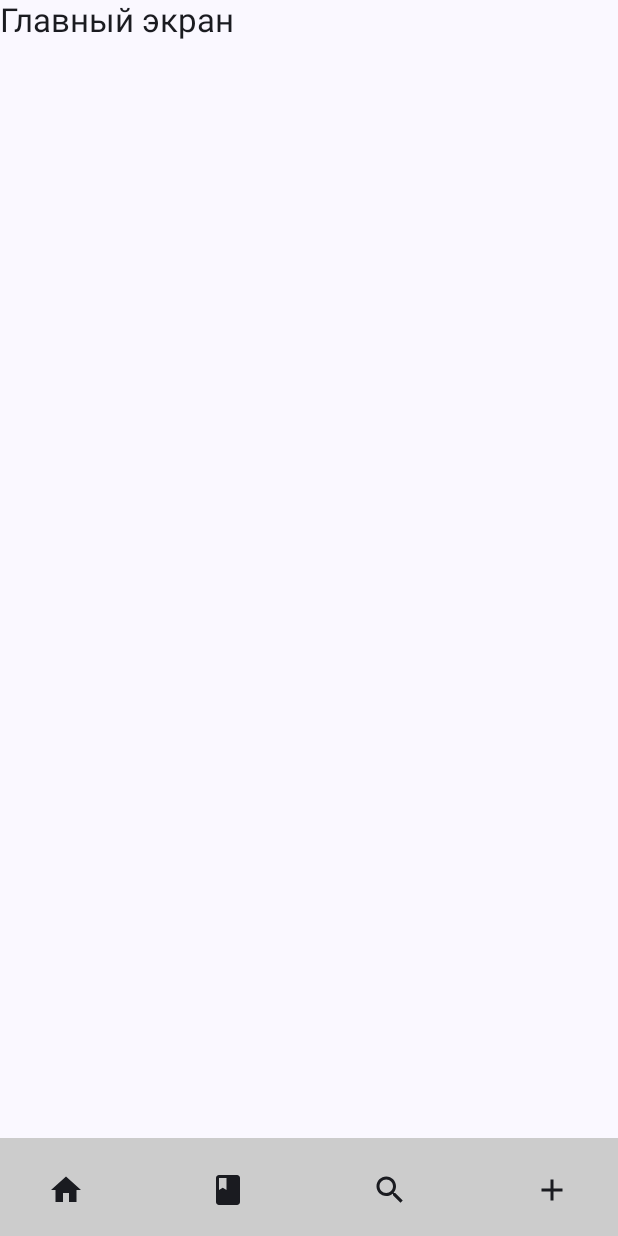
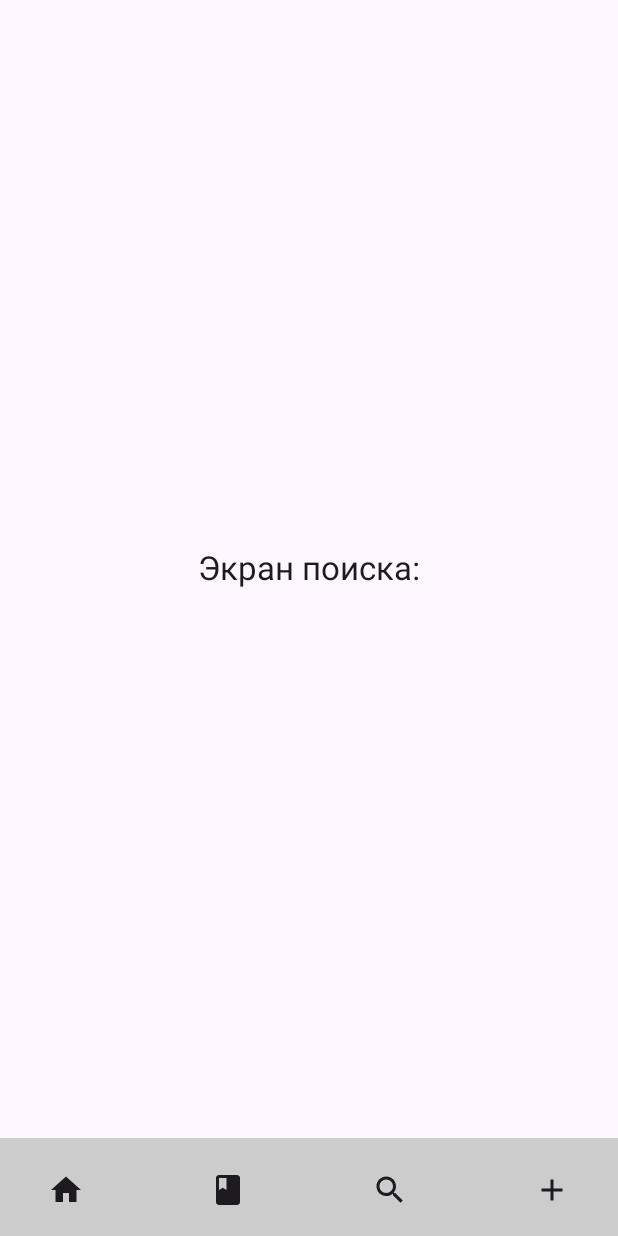
Before and after one commit to vorobushku/favbook, an Android app built with Jetpack Compose: the screen it shows after launch (MainActivity), after a tap on "Поиск", on a phone screen of 412 x 824 dp. Run offline under Robolectric (Android 15) with nearby library versions, the phone set to English and light mode, and no system bars.

Commit message:
Google Book API

```diff
--- a/app/src/main/java/com/example/favbook/MainActivity.kt
+++ b/app/src/main/java/com/example/favbook/MainActivity.kt
@@ -1,6 +1,7 @@
 package com.example.favbook
 
 import android.os.Bundle
+import android.util.Log
 import androidx.activity.ComponentActivity
 import androidx.activity.compose.setContent
 import androidx.compose.foundation.layout.fillMaxSize
@@ -23,49 +24,90 @@ import androidx.compose.material.icons.filled.Add
 import androidx.compose.material.icons.filled.Book
 import androidx.compose.material.icons.filled.Home
 import androidx.compose.material.icons.filled.Search
+import androidx.compose.ui.Alignment
 import androidx.compose.ui.graphics.Color
 import androidx.compose.ui.graphics.vector.ImageVector
+import java.util.Properties
+import com.example.favbook.BuildConfig // Пример правильного импорта
 
 
 class MainActivity : ComponentActivity() {
     override fun onCreate(savedInstanceState: Bundle?) {
         super.onCreate(savedInstanceState)
         setContent {
-            FavbookTheme {
-                // A surface container using the 'background' color from the theme
-                Surface(
-                    modifier = Modifier.fillMaxSize(),
-                    color = MaterialTheme.colorScheme.background
-                ) {
-                    AppNavigator()
+            val navController = rememberNavController()
+            // Создаем Scaffold с навигацией
+            Scaffold(
+                bottomBar = { BottomBar(navController) } // Нижний бар с навигацией
+            ) { innerPadding ->
+                // Основной контент
+                Box(modifier = Modifier.padding(innerPadding)) {
+                    AppNavigator(navController) // Обновленная навигация
                 }
             }
         }
+
+        try {
+            val apiKey = BuildConfig.GOOGLE_BOOKS_API_KEY
+            Log.d("API_KEY", "Google Books API Key: $apiKey")
+        } catch (e: Exception) {
+            Log.e("API_KEY", "Error retrieving API key: ${e.message}")
+            }
     }
 }
 
 @Composable
-fun AppNavigator() {
-    val navController = rememberNavController()
+fun AppNavigator(navController: NavHostController) {
 
     NavHost(navController = navController, startDestination = "main_screen") {
         composable("main_screen") { MainScreen(navController) }
-        // Здесь можно добавить другие экраны
+        composable("book_screen") { BookScreen() }
+        composable("search_screen") { SearchScreen() }
+        composable("add_screen") { AddScreen() }
     }
 }
 
 @Composable
 fun MainScreen(navController: NavHostController) {
-    Scaffold(
-        bottomBar = { BottomBar(navController) }
-    ) { innerPadding ->
-        Box(modifier = Modifier.padding(innerPadding)) {
-            Text(
-                text = "Главный экран",
-                style = MaterialTheme.typography.titleLarge,
-                modifier = Modifier.fillMaxSize()
-            )
-        }
+    Box(
+        modifier = Modifier.fillMaxSize(),
+        contentAlignment = Alignment.Center
+    ) {
+        Text(
+            text = "Главный экран",
+            style = MaterialTheme.typography.titleLarge,
+        )
+    }
+}
+
+@Composable
+fun BookScreen() {
+    // Просто пустой экран для демонстрации
+    Box(
+        modifier = Modifier.fillMaxSize(),
+        contentAlignment = Alignment.Center
+    ) {
+        Text("Экран книг", style = MaterialTheme.typography.titleLarge)
+    }
+}
+
+@Composable
+fun SearchScreen() {
+    Box(
+        modifier = Modifier.fillMaxSize(),
+        contentAlignment = Alignment.Center
+    ) {
+        Text("Экран поиска:", style = MaterialTheme.typography.titleLarge)
+    }
+}
+
+@Composable
+fun AddScreen() {
+    Box(
+        modifier = Modifier.fillMaxSize(),
+        contentAlignment = Alignment.Center
+    ) {
+        Text("Экран добавления", style = MaterialTheme.typography.titleLarge)
     }
 }
 
@@ -91,7 +133,7 @@ fun BottomBar(navController: NavHostController) {
         Spacer(modifier = Modifier.weight(1f)) // Центрируем другие кнопки
 
         // Кнопка "Книжка"
-        IconButton(onClick = { navController.navigate("main_screen") }) {
+        IconButton(onClick = { navController.navigate("book_screen") }) {
             Icon(
                 imageVector = Icons.Filled.Book,
                 contentDescription = "Списки"
@@ -102,7 +144,7 @@ fun BottomBar(navController: NavHostController) {
         Spacer(modifier = Modifier.weight(1f)) // Заполняет пространство между иконками
 
         // Кнопка "Поиск"
-        IconButton(onClick = { navController.navigate("main_screen") }) {
+        IconButton(onClick = { navController.navigate("search_screen") }) {
             Icon(
                 imageVector = Icons.Filled.Search,
                 contentDescription = "Поиск"
@@ -114,7 +156,7 @@ fun BottomBar(navController: NavHostController) {
 
         // Кнопка "Добавить" (Плюсик)
         IconButton(
-            onClick = { navController.navigate("main_screen") },
+            onClick = { navController.navigate("add_screen") },
             modifier = Modifier.padding(end = 16.dp) // Добавляем отступ от правого края
         ) {
             Icon(
@@ -128,5 +170,13 @@ fun BottomBar(navController: NavHostController) {
 @Preview(showBackground = true)
 @Composable
 fun DefaultPreview() {
-    AppNavigator()
+    val navController = rememberNavController()
+    // В Preview передаем корректный Scaffold с innerPadding
+    Scaffold(
+        bottomBar = { BottomBar(navController) }
+    ) { innerPadding ->
+        Box(modifier = Modifier.padding(innerPadding)) {
+            AppNavigator(navController)
+        }
+    }
 }
--- a/gradle.properties
+++ b/gradle.properties
@@ -21,3 +21,4 @@ kotlin.code.style=official
 # resources declared in the library itself and none from the library's dependencies,
 # thereby reducing the size of the R class for that library
 android.nonTransitiveRClass=true
+android.bundle.enableBuildConfig=true
```
Also changed, not shown: app/build.gradle.kts (+19 -0 lines), app/src/main/java/com/example/favbook/data/model/GoogleBooksResponse.kt (added, +19 -0 lines), app/src/main/java/com/example/favbook/data/network/GoogleBooksApiService.kt (added, +13 -0 lines), app/src/main/java/com/example/favbook/data/network/RetrofitInstance.kt (added, +17 -0 lines), 1 other file.
